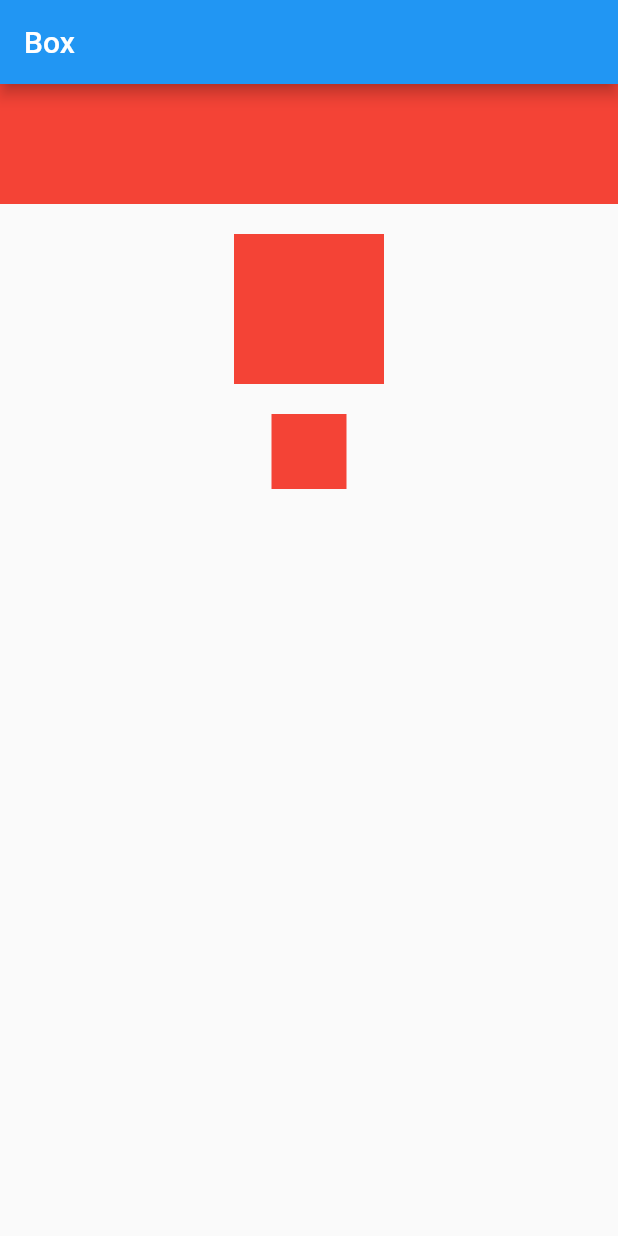
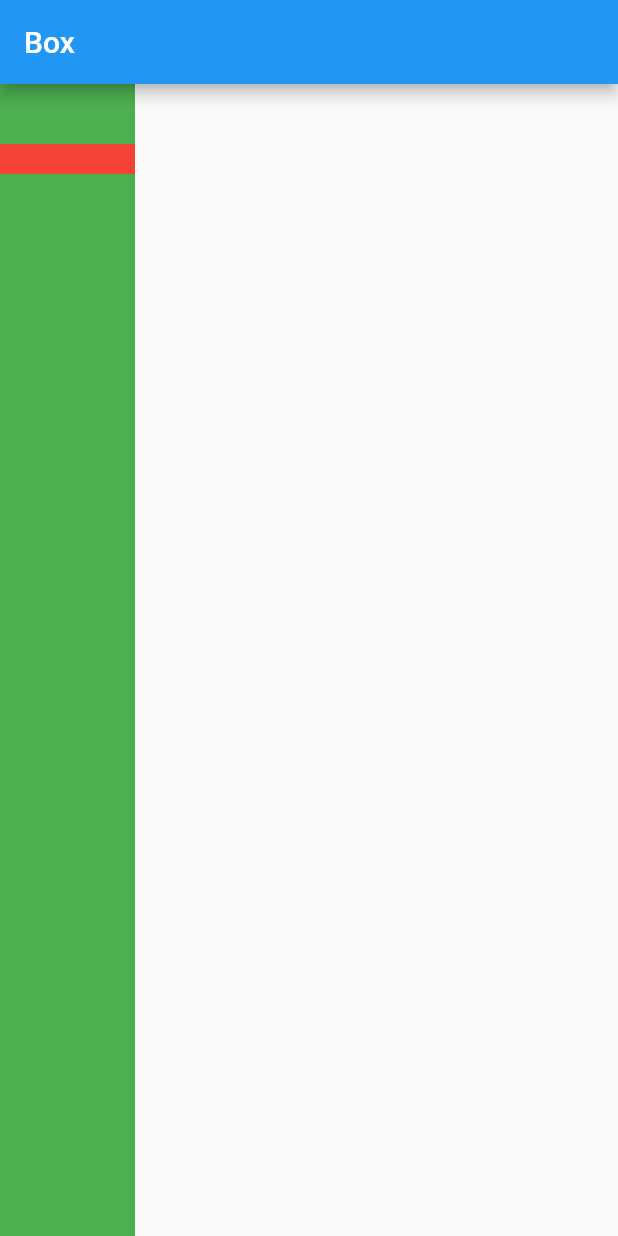
Before and after one commit to LeeWongSnail/FlutterLearning, a Flutter app: the screen it shows after launch, on a phone screen of 412 x 824 dp. Run offline on Flutter 3.47's test engine with Material 2 defaults, Android fonts, the phone set to English and light mode, and no system bars.

Commit message:
[comments]：添加constraint约束学习 [jira_id]：none [version]：

```diff
--- a/Demo/flutterui/lib/main.dart
+++ b/Demo/flutterui/lib/main.dart
@@ -66,26 +66,36 @@ class _ProgressRouteState extends State<ProgressRoute> with SingleTickerProvider
         title: Text('Box'),
       ),
       body: Container(
+        color: Colors.green,
         child: Column(
           children: [
+            // ConstrainedBox(
+            //   constraints: BoxConstraints(
+            //     minHeight: 50,
+            //     minWidth: 50,
+            //   ),
+            //   child: Container(
+            //     height: 80,
+            //     color: Colors.red,
+            //   ),
+            // ),
+            // Padding(padding: EdgeInsets.only(top: 20)),
+            // SizedBox(
+            //   width: 100,
+            //   height: 100,
+            //   child: redBox,
+            // ),
+            // Padding(padding: EdgeInsets.only(top: 20)),
+            // ConstrainedBox(constraints: BoxConstraints.tightFor(width: 50, height: 50), child: redBox,),
             ConstrainedBox(
-              constraints: BoxConstraints(
-                minHeight: 50,
-                minWidth: 50,
-              ),
-              child: Container(
-                height: 80,
-                color: Colors.red,
-              ),
+                constraints: BoxConstraints(minWidth: 60.0, minHeight: 100.0),  //父
+                child: UnconstrainedBox( //“去除”父级限制
+                  child: ConstrainedBox(
+                    constraints: BoxConstraints(minWidth: 90.0, minHeight: 20.0),//子
+                    child: redBox,
+                  ),
+                ),
             ),
-            Padding(padding: EdgeInsets.only(top: 20)),
-            SizedBox(
-              width: 100,
-              height: 100,
-              child: redBox,
-            ),
-            Padding(padding: EdgeInsets.only(top: 20)),
-            ConstrainedBox(constraints: BoxConstraints.tightFor(width: 50, height: 50), child: redBox,),
           ],
         ),
       )
```
Also changed, not shown: res/flutterui_unconstrainedbox.png (added), 1 other file.
